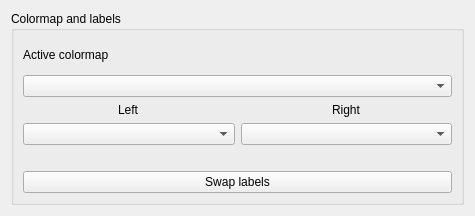
First picture: the form in arthropod_describer/label_editor/ui/colormap_widget.ui, repository mrazr/maphis, before the edit.
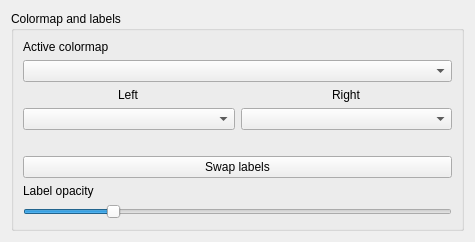
Second picture: the form after the edit.

Commit message: added option to set the opacity of labels

```diff
--- a/arthropod_describer/label_editor/ui/colormap_widget.ui
+++ b/arthropod_describer/label_editor/ui/colormap_widget.ui
@@ -7,7 +7,7 @@
     <x>0</x>
     <y>0</y>
     <width>475</width>
-    <height>216</height>
+    <height>220</height>
    </rect>
   </property>
   <property name="windowTitle">
@@ -106,6 +106,26 @@
         </property>
        </widget>
       </item>
+      <item>
+       <widget class="QLabel" name="label_4">
+        <property name="text">
+         <string>Label opacity</string>
+        </property>
+       </widget>
+      </item>
+      <item>
+       <widget class="QSlider" name="opacitySlider">
+        <property name="maximum">
+         <number>100</number>
+        </property>
+        <property name="value">
+         <number>20</number>
+        </property>
+        <property name="orientation">
+         <enum>Qt::Horizontal</enum>
+        </property>
+       </widget>
+      </item>
      </layout>
     </widget>
    </item>
```
The commit also changes 4 other files.
